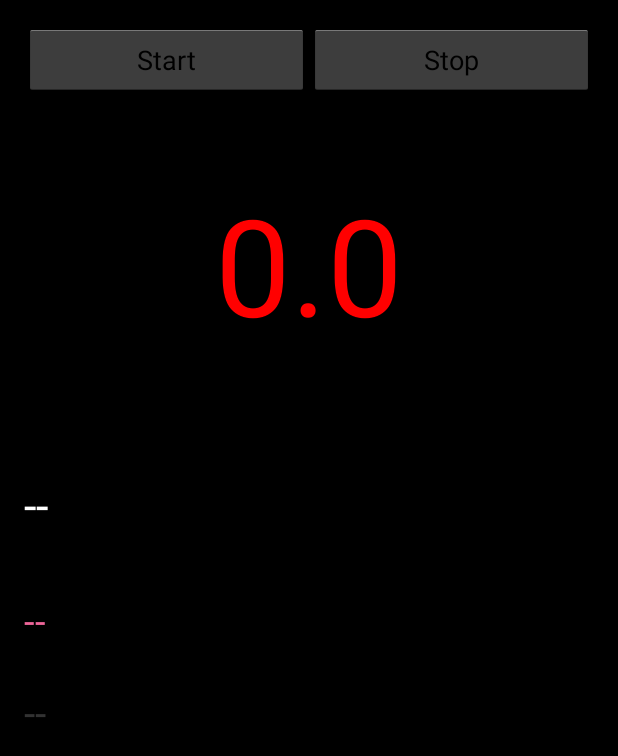
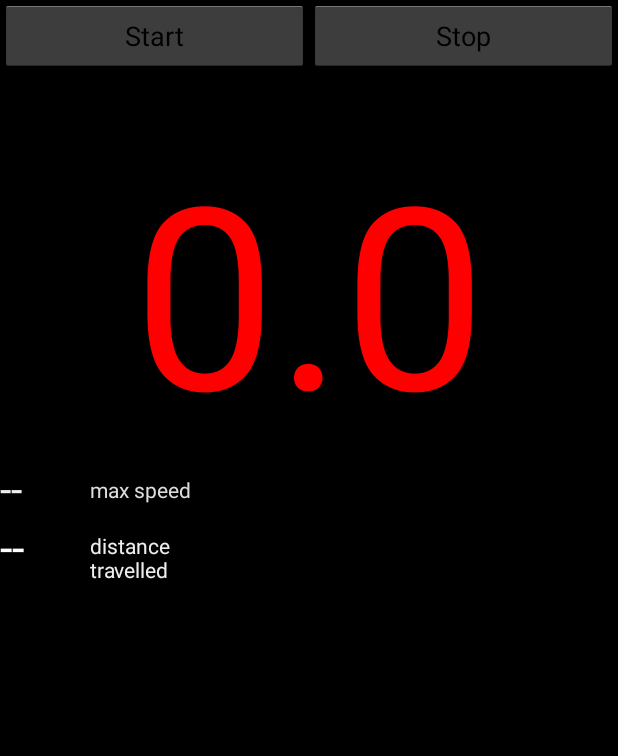
Before and after one commit to shanabus/hudroid, an Android app: the screen it shows after launch (MainActivity), after a tap on "Start", on a phone screen of 412 x 824 dp. Shown: the top 756 px of the screen. Run offline under Robolectric (Android 15) with nearby library versions, the phone set to English and light mode, and no system bars; 1 statement that could not run was skipped.

Commit message:
Updated UI to remove log views

```diff
--- a/HUDroid/src/main/AndroidManifest.xml
+++ b/HUDroid/src/main/AndroidManifest.xml
@@ -9,6 +9,7 @@
         android:targetSdkVersion="16" />
 
     <uses-permission android:name="android.permission.ACCESS_FINE_LOCATION" />
+    <uses-permission android:name="android.permission.WAKE_LOCK"/>
 
     <application
         android:allowBackup="true"
--- a/HUDroid/src/main/java/com/grappsmobile/hudroid/MainActivity.java
+++ b/HUDroid/src/main/java/com/grappsmobile/hudroid/MainActivity.java
@@ -12,6 +12,7 @@ import android.app.Activity;
 import android.provider.Settings;
 import android.view.Menu;
 import android.view.View;
+import android.view.WindowManager;
 import android.widget.Button;
 import android.widget.TextView;
 import android.widget.Toast;
@@ -25,6 +26,8 @@ public class MainActivity extends Activity implements LocationListener {
     protected void onCreate(Bundle savedInstanceState) {
         super.onCreate(savedInstanceState);
         setContentView(R.layout.activity_main);
+
+        getWindow().addFlags(WindowManager.LayoutParams.FLAG_KEEP_SCREEN_ON);
 
         locationManager = (LocationManager) getSystemService(LOCATION_SERVICE);
         boolean enabled = locationManager.isProviderEnabled(LocationManager.GPS_PROVIDER);
@@ -54,12 +57,19 @@ public class MainActivity extends Activity implements LocationListener {
         }
 
         final LocationListener thisLL = this;
+        final TextView tvSpeed = (TextView)findViewById(R.id.tvSpeed);
+        final TextView tvMaxSpeed = (TextView)findViewById(R.id.tvMaxSpeed);
+        final TextView tvDistanceTravelled = (TextView)findViewById(R.id.tvDistanceTravelled);
 
         Button btnStart = (Button) findViewById(R.id.btnStart);
         btnStart.setOnClickListener(new View.OnClickListener() {
             @Override
             public void onClick(View view) {
-                Toast.makeText(getApplicationContext(), "Attempting to bind Location Listener", Toast.LENGTH_LONG).show();
+                Toast.makeText(getApplicationContext(), "Attempting to bind Location Listener", Toast.LENGTH_SHORT).show();
+
+                tvSpeed.setText("0.0");
+                tvMaxSpeed.setText("--");
+                tvDistanceTravelled.setText("--");
 
                 Criteria criteria = new Criteria();
                 provider = locationManager.getBestProvider(criteria, false);
@@ -111,35 +121,59 @@ public class MainActivity extends Activity implements LocationListener {
 
     float maxSpeed = 0;
     int timesUpdated = 0;
+    Location lastLoc;
+    float speed;
+    float ttf;
+    double totalDistance;
 
     @Override
     public void onLocationChanged(Location location) {
         TextView tvSpeed = (TextView)findViewById(R.id.tvSpeed);
-        TextView tvLog = (TextView)findViewById(R.id.tvLog);
-        TextView tvLogMax = (TextView)findViewById(R.id.tvLogMax);
-        TextView tvTimesUpdated = (TextView)findViewById(R.id.tvTimesUpdated);
-
-        float speed;
+        TextView tvMaxSpeed = (TextView)findViewById(R.id.tvMaxSpeed);
+        TextView tvDistanceTravelled = (TextView)findViewById(R.id.tvDistanceTravelled);
 
         timesUpdated = new Integer(timesUpdated + 1);
 
+        // attempts to update speed/max speed views
         try{
             speed = location.getSpeed();
             float mph = (float) (speed * 2.23694);
             int m = (int) mph;
             tvSpeed.setText(Integer.toString(m));
 
-            tvLog.setText(Float.toString(speed));
-            tvTimesUpdated.setText(Integer.toString(timesUpdated));
-
             if (speed > maxSpeed){
                 maxSpeed = speed;
-                tvLogMax.setText(Float.toString(maxSpeed));
+                tvMaxSpeed.setText(Integer.toString(m));
             }
         }
         catch (Exception e) {
             Toast.makeText(getApplicationContext(), "Could not get speed", Toast.LENGTH_SHORT).show();
         }
+
+        // attempts to update distance travelled
+        // http://stackoverflow.com/questions/8132198/how-to-calculate-distance-travelled
+        if(lastLoc != null)
+        {
+            ttf = (location.getTime() - lastLoc.getTime()) / 1000;
+            int R = 6371;
+            double lat1 = Math.PI / 180.0 *lastLoc.getLatitude();
+            double lon1 = Math.PI / 180.0 *lastLoc.getLongitude();
+            double lat2 = Math.PI / 180.0 *location.getLatitude();
+            double lon2 = Math.PI / 180.0 *location.getLongitude();
+            //  double dLon = Math.PI / 180.0 * (location.getLongitude() - lastLoc.getLongitude());
+            double dLat = (lat2-lat1);
+            double dLon = (lon2-lon1);
+            double a = Math.sin(dLat/2) * Math.sin(dLat/2) +
+                    Math.cos(lat1) * Math.cos(lat2) *
+                            Math.sin(dLon/2) * Math.sin(dLon/2);
+            double c = 2 * Math.atan2(Math.sqrt(a), Math.sqrt(1-a));
+            double d = R * c;
+            totalDistance = d;
+
+            tvDistanceTravelled.setText(Double.toString(totalDistance));
+        }
+
+        lastLoc = location;
 
     }
 
--- a/HUDroid/src/main/res/layout/activity_main.xml
+++ b/HUDroid/src/main/res/layout/activity_main.xml
@@ -2,10 +2,6 @@
     xmlns:tools="http://schemas.android.com/tools"
     android:layout_width="fill_parent"
     android:layout_height="fill_parent"
-    android:paddingLeft="@dimen/activity_horizontal_margin"
-    android:paddingRight="@dimen/activity_horizontal_margin"
-    android:paddingTop="@dimen/activity_vertical_margin"
-    android:paddingBottom="@dimen/activity_vertical_margin"
     tools:context=".HUDActivity">
 
     <LinearLayout
@@ -35,7 +31,7 @@
             android:id="@+id/llSpeed"
             android:layout_width="fill_parent"
             android:layout_height="wrap_content"
-            android:layout_marginTop="100dp"
+            android:layout_marginTop="80dp"
             android:gravity="center_vertical|center_horizontal"
             >
 
@@ -43,39 +39,62 @@
                 android:id="@+id/tvSpeed"
                 android:layout_width="fill_parent"
                 android:layout_height="wrap_content"
-                android:text="0.0"
-                android:textSize="90dp"
+                android:text="0"
+                android:textSize="170dp"
                 android:gravity="center_horizontal|center_vertical"
                 android:textColor="@color/red"
                 />
     </LinearLayout>
 
+    <RelativeLayout
+            android:id="@+id/InnerRelativeLayout1"
+            android:layout_width="wrap_content"
+            android:layout_height="wrap_content"
+            android:layout_below="@id/llSpeed"
+            >
         <TextView
-            android:id="@+id/tvLog"
-            android:layout_width="40dp"
+                android:id="@+id/tvMaxSpeed"
+                android:layout_width="60dp"
                 android:layout_height="wrap_content"
-            android:layout_marginTop="220dp"
-            android:layout_below="@id/llSpeed"
                 android:textSize="27dp"
+                android:textColor="#eee"
                 android:text="--" />
 
         <TextView
-            android:id="@+id/tvLogMax"
-            android:layout_width="match_parent"
+                android:layout_width="100dp"
+                android:layout_height="wrap_content"
+                android:gravity="left"
+                android:layout_toRightOf="@id/tvMaxSpeed"
+                android:layout_marginTop="10dp"
+                android:text="@string/max_speed_label"
+                android:textColor="#ddd"
+                />
+    </RelativeLayout>
+
+    <RelativeLayout
+            android:id="@+id/InnerRelativeLayout2"
+            android:layout_width="wrap_content"
+            android:layout_height="wrap_content"
+            android:layout_below="@id/InnerRelativeLayout1"
+            >
+
+        <TextView
+                android:id="@+id/tvDistanceTravelled"
+                android:layout_width="60dp"
                 android:layout_height="wrap_content"
                 android:text="--"
                 android:textSize="30dp"
-            android:layout_marginTop="300dp"
                 android:textColor="#ffffff"/>
-
         <TextView
-            android:id="@+id/tvTimesUpdated"
-            android:layout_width="wrap_content"
+                android:layout_width="100dp"
                 android:layout_height="wrap_content"
-            android:textSize="25dp"
-            android:layout_marginTop="380dp"
-            android:textColor="#ee6699"
-            android:text="--" />
+                android:gravity="left"
+                android:layout_toRightOf="@id/tvDistanceTravelled"
+                android:layout_marginTop="10dp"
+                android:text="@string/distance_travelled_label"
+                android:textColor="#eee"
+                />
+    </RelativeLayout>
 
 
 </RelativeLayout>
--- a/HUDroid/src/main/res/values/strings.xml
+++ b/HUDroid/src/main/res/values/strings.xml
@@ -8,6 +8,7 @@
     <string name="gps_settings_cancel">Cancel</string>
     <string name="gps_settings_title">Location Settings</string>
     <string name="title_activity_hud">HUDActivity</string>
-    <string name="hello_world">Hello world!</string>
+    <string name="max_speed_label">max speed</string>
+    <string name="distance_travelled_label">distance travelled</string>
 
 </resources>
```
Lines whose indentation alone changed are shown as unchanged.
